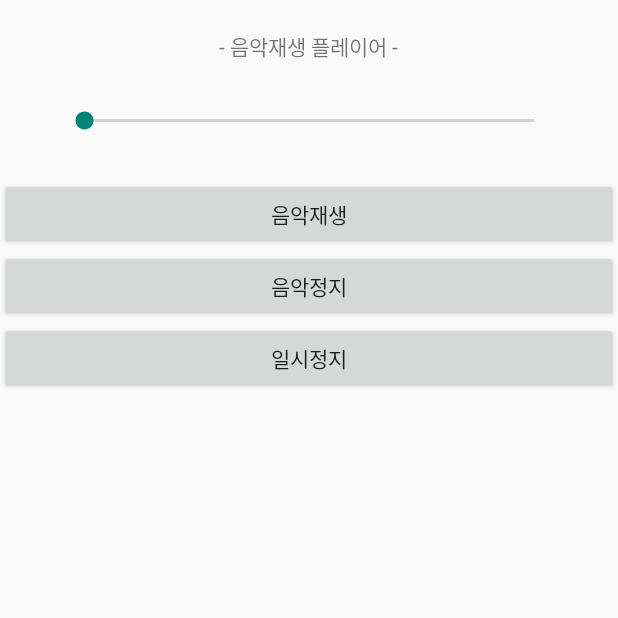
After one commit to andrew-kwon/2016_MobileCloud_Singer-Songwriter, an Android app: the MusicPlayerActivity screen opened directly, with no data from a screen before it, on a phone screen of 412 x 824 dp, the top half of it. The commit adds this screen. Run offline under Robolectric (Android 15) with nearby library versions, the phone set to English and light mode, and no system bars; 2 statements that could not run were skipped.

Commit message:
Record and Play Music API

```diff
--- /dev/null
+++ b/SingerSongwriter/app/src/main/java/com/musicUtil/MusicPlayerActivity.java
@@ -0,0 +1,132 @@
+package com.musicUtil;
+
+
+import android.content.Intent;
+import android.media.MediaPlayer;
+import android.net.Uri;
+import android.support.v7.app.ActionBarActivity;
+import android.os.Bundle;
+import android.view.View;
+import android.widget.Button;
+import android.widget.ProgressBar;
+import android.widget.SeekBar;
+import android.widget.TextView;
+
+import com.mysampleapp.R;
+
+import java.io.IOException;
+
+
+public class MusicPlayerActivity extends ActionBarActivity {
+
+    Button btn1, btn2, btn3;
+    MediaPlayer mp;
+    SeekBar seekBar;
+    TextView text;
+
+
+    @Override
+    protected void onCreate(Bundle savedInstanceState) {
+        super.onCreate(savedInstanceState);
+        setContentView(R.layout.activity_music_player);
+
+        btn1 = (Button)findViewById(R.id.button1);
+        btn2 = (Button)findViewById(R.id.button2);
+        btn3 = (Button)findViewById(R.id.button3);
+
+        text = (TextView)findViewById(R.id.text1);
+
+        Intent intent = getIntent();
+        String musicPosition = intent.getStringExtra("pos");
+
+        Uri file = Uri.parse(musicPosition);
+
+//        mp = MediaPlayer.create(MusicPlayerActivity.this, R.raw.music);
+
+        mp = MediaPlayer.create(MusicPlayerActivity.this,file);         // 보내진 파일이 music 파일이 아니라면 error가 생김.
+
+
+
+
+        seekBar = (SeekBar)findViewById(R.id.playbar);
+
+        seekBar.setVisibility(ProgressBar.VISIBLE);
+        seekBar.setMax(mp.getDuration());
+
+        seekBar.setOnSeekBarChangeListener(new SeekBar.OnSeekBarChangeListener() {
+
+            @Override
+            public void onProgressChanged(SeekBar seekBar, int progress, boolean fromUser) {
+                if(fromUser) {
+                    mp.seekTo(progress);
+                }
+                int m = progress / 60000;
+                int s = (progress % 60000) / 1000;
+                String strTime = String.format("%02d:%02d", m, s);
+                text.setText(strTime);
+            }
+            @Override
+            public void onStartTrackingTouch(SeekBar seekBar) {
+            }
+            @Override
+            public void onStopTrackingTouch(SeekBar seekBar) {
+            }
+        });
+
+        btn1.setOnClickListener(new View.OnClickListener() {
+            @Override
+            public void onClick(View v) {
+                mp.start();
+
+                Thread();
+            }
+        });
+
+        btn2.setOnClickListener(new View.OnClickListener() {
+            @Override
+            public void onClick(View v) {
+                mp.stop();
+                try
+                {
+                    mp.prepare();
+                }
+                catch(IOException ie)
+                {
+                    ie.printStackTrace();
+                }
+                mp.seekTo(0);
+            }
+        });
+
+        btn3.setOnClickListener(new View.OnClickListener() {
+            @Override
+            public void onClick(View v) {
+                mp.pause();
+            }
+        });
+
+
+    }
+
+    public void Thread(){
+        Runnable task = new Runnable(){
+
+
+            public void run(){
+                // 음악이 재생중일때
+                while(mp.isPlaying()){
+                    try {
+                        Thread.sleep(1000);
+                    } catch (InterruptedException e) {
+                        // TODO Auto-generated catch block
+                        e.printStackTrace();
+                    }
+                    seekBar.setProgress(mp.getCurrentPosition());
+                }
+            }
+        };
+        Thread thread = new Thread(task);
+        thread.start();
+    }
+
+}
--- /dev/null
+++ b/SingerSongwriter/app/src/main/res/layout/activity_music_player.xml
@@ -0,0 +1,48 @@
+<LinearLayout xmlns:android="http://schemas.android.com/apk/res/android"
+    xmlns:tools="http://schemas.android.com/tools" android:layout_width="match_parent"
+    android:layout_height="match_parent"
+    android:orientation="vertical">
+
+    <TextView
+        android:layout_width="wrap_content"
+        android:layout_height="wrap_content"
+        android:layout_gravity="center"
+        android:layout_margin="20dp"
+        android:text="- 음악재생 플레이어 -"/>
+
+    <SeekBar
+        android:id="@+id/playbar"
+        android:layout_width="320dp"
+        android:layout_height="wrap_content"
+        android:layout_gravity="center_vertical|center_horizontal"
+        android:max="60000"
+        android:padding="10dp"
+        android:progress="0" />
+
+    <TextView
+        android:layout_width="match_parent"
+        android:layout_height="wrap_content"
+        android:layout_gravity="right"
+        android:layout_marginRight="10dp"
+        android:id="@+id/text1"/>
+
+    <Button
+        android:layout_width="match_parent"
+        android:layout_height="wrap_content"
+        android:id="@+id/button1"
+        android:text="음악재생"/>
+
+    <Button
+        android:layout_width="match_parent"
+        android:layout_height="wrap_content"
+        android:id="@+id/button2"
+        android:text="음악정지"/>
+
+    <Button
+        android:layout_width="match_parent"
+        android:layout_height="wrap_content"
+        android:id="@+id/button3"
+        android:text="일시정지"/>
+
+
+</LinearLayout>
```
Also changed, not shown: SingerSongwriter/app/src/main/AndroidManifest.xml (+13 -0 lines), SingerSongwriter/app/src/main/java/com/musicUtil/PlayMusicSelect.java (added, +142 -0 lines), SingerSongwriter/app/src/main/java/com/mysampleapp/MainActivity.java (+19 -0 lines), SingerSongwriter/app/src/main/java/com/mysampleapp/RecordActivity.java (added, +154 -0 lines), SingerSongwriter/app/src/main/res/layout/activity_music.xml (added, +16 -0 lines), SingerSongwriter/app/src/main/res/layout/record_main.xml (added, +50 -0 lines).
